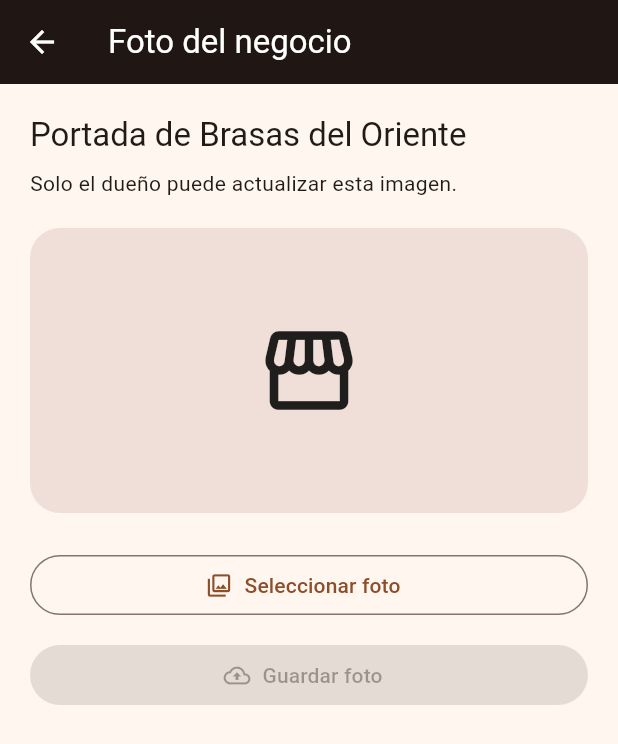
After one commit to Cristhian-2004-14/Proyecto_Apliaciones-moviles-, a Flutter app: the FotoNegocioPage screen opened directly, on a phone screen of 412 x 824 dp. The commit adds this screen. Shown: the top 744 px of the screen. Run offline on Flutter 3.47's test engine with Material 3 defaults, Android fonts, the phone set to English and light mode, and no system bars; our stand-ins replace flutter_map, image_picker, latlong2, speech_to_text, supabase_flutter; accounts and stored records are empty.

Commit message:
feat: agregar foto del negocio y búsqueda por voz

```diff
--- /dev/null
+++ b/lib/models/negocio_configuracion.dart
@@ -0,0 +1,18 @@
+class NegocioConfiguracion {
+  const NegocioConfiguracion({
+    required this.id,
+    required this.nombre,
+    this.fotoPath,
+  });
+
+  final String id;
+  final String nombre;
+  final String? fotoPath;
+
+  factory NegocioConfiguracion.fromMap(Map<String, dynamic> map) =>
+      NegocioConfiguracion(
+        id: map['id'] as String,
+        nombre: map['nombre'] as String,
+        fotoPath: map['foto_path'] as String?,
+      );
+}
--- /dev/null
+++ b/lib/pages/foto_negocio_page.dart
@@ -0,0 +1,131 @@
+import 'package:flutter/material.dart';
+import 'package:image_picker/image_picker.dart';
+
+import '../services/storage_service.dart';
+
+class FotoNegocioPage extends StatefulWidget {
+  const FotoNegocioPage({super.key});
+
+  @override
+  State<FotoNegocioPage> createState() => _FotoNegocioPageState();
+}
+
+class _FotoNegocioPageState extends State<FotoNegocioPage> {
+  final _storage = StorageService();
+  final _picker = ImagePicker();
+  late Future<String?> _fotoFuture;
+  XFile? _seleccionada;
+  bool _subiendo = false;
+
+  @override
+  void initState() {
+    super.initState();
+    _fotoFuture = _cargarFoto();
+  }
+
+  Future<String?> _cargarFoto() async {
+    final configuracion = await _storage.obtenerConfiguracion();
+    return _storage.urlPublica(configuracion?.fotoPath);
+  }
+
+  Future<void> _seleccionarFoto() async {
+    final image = await _picker.pickImage(
+      source: ImageSource.gallery,
+      maxWidth: 1600,
+      imageQuality: 85,
+    );
+    if (image != null && mounted) setState(() => _seleccionada = image);
+  }
+
+  Future<void> _subirFoto() async {
+    final image = _seleccionada;
+    if (image == null) {
+      _mensaje('Primero selecciona una foto de la galería.');
+      return;
+    }
+    setState(() => _subiendo = true);
+    try {
+      await _storage.subirFoto(image);
+      if (!mounted) return;
+      setState(() {
+        _seleccionada = null;
+        _fotoFuture = _cargarFoto();
+      });
+      _mensaje('Foto actualizada correctamente.');
+    } catch (error) {
+      _mensaje('No se pudo subir la foto: $error');
+    } finally {
+      if (mounted) setState(() => _subiendo = false);
+    }
+  }
+
+  void _mensaje(String text) =>
+      ScaffoldMessenger.of(context).showSnackBar(SnackBar(content: Text(text)));
+
+  @override
+  Widget build(BuildContext context) => Scaffold(
+    appBar: AppBar(title: const Text('Foto del negocio')),
+    body: ListView(
+      padding: const EdgeInsets.all(20),
+      children: [
+        Text(
+          'Portada de Brasas del Oriente',
+          style: Theme.of(context).textTheme.titleLarge,
+        ),
+        const SizedBox(height: 8),
+        const Text('Solo el dueño puede actualizar esta imagen.'),
+        const SizedBox(height: 20),
+        FutureBuilder<String?>(
+          future: _fotoFuture,
+          builder: (context, snapshot) {
+            final url = snapshot.data;
+            return Container(
+              height: 190,
+              decoration: BoxDecoration(
+                borderRadius: BorderRadius.circular(20),
+                color: Theme.of(context).colorScheme.surfaceContainerHighest,
+              ),
+              clipBehavior: Clip.antiAlias,
+              child: url == null
+                  ? const Center(
+                      child: Icon(Icons.storefront_outlined, size: 70),
+                    )
+                  : Image.network(
+                      '$url?t=${DateTime.now().millisecondsSinceEpoch}',
+                      fit: BoxFit.cover,
+                      errorBuilder: (_, _, _) => const Center(
+                        child: Text('No se pudo cargar la foto actual.'),
+                      ),
+                    ),
+            );
+          },
+        ),
+        if (_seleccionada != null) ...[
+          const SizedBox(height: 18),
+          Text(
+            'Nueva foto seleccionada: ${_seleccionada!.name}',
+            style: Theme.of(context).textTheme.bodyMedium,
+          ),
+        ],
+        const SizedBox(height: 24),
+        OutlinedButton.icon(
+          onPressed: _subiendo ? null : _seleccionarFoto,
+          icon: const Icon(Icons.photo_library_outlined),
+          label: const Text('Seleccionar foto'),
+        ),
+        const SizedBox(height: 12),
+        FilledButton.icon(
+          onPressed: _subiendo || _seleccionada == null ? null : _subirFoto,
+          icon: _subiendo
+              ? const SizedBox(
+                  width: 18,
+                  height: 18,
+                  child: CircularProgressIndicator(strokeWidth: 2),
+                )
+              : const Icon(Icons.cloud_upload_outlined),
+          label: Text(_subiendo ? 'Subiendo foto...' : 'Guardar foto'),
+        ),
+      ],
+    ),
+  );
+}
--- /dev/null
+++ b/lib/services/storage_service.dart
@@ -0,0 +1,85 @@
+import 'package:flutter/foundation.dart';
+import 'package:image_picker/image_picker.dart';
+import 'package:supabase_flutter/supabase_flutter.dart';
+
+import '../models/negocio_configuracion.dart';
+
+class FotoException implements Exception {
+  const FotoException(this.message);
+  final String message;
+
+  @override
+  String toString() => message;
+}
+
+class StorageService {
+  static const negocioId = 'brasas-del-oriente';
+  static const bucket = 'negocios';
+  static const _maxBytes = 5 * 1024 * 1024;
+  static final fotoVersion = ValueNotifier<int>(0);
+
+  SupabaseClient get _client => Supabase.instance.client;
+
+  Future<NegocioConfiguracion?> obtenerConfiguracion() async {
+    final row = await _client
+        .from('negocio_configuracion')
+        .select('id, nombre, foto_path')
+        .eq('id', negocioId)
+        .maybeSingle();
+    return row == null ? null : NegocioConfiguracion.fromMap(row);
+  }
+
+  String? urlPublica(String? fotoPath) {
+    if (fotoPath == null || fotoPath.isEmpty) return null;
+    return _client.storage.from(bucket).getPublicUrl(fotoPath);
+  }
+
+  Future<String> subirFoto(XFile image) async {
+    final bytes = await image.readAsBytes();
+    _validarImagen(image, bytes);
+    final extension = _extension(image.name);
+    final path = '$negocioId/portada.$extension';
+
+    await _client.storage
+        .from(bucket)
+        .uploadBinary(
+          path,
+          bytes,
+          fileOptions: FileOptions(
+            cacheControl: '3600',
+            upsert: true,
+            contentType: _contentType(extension),
+          ),
+        );
+    await _client.from('negocio_configuracion').upsert({
+      'id': negocioId,
+      'nombre': 'Brasas del Oriente',
+      'foto_path': path,
+      'updated_at': DateTime.now().toUtc().toIso8601String(),
+    });
+    fotoVersion.value++;
+    return urlPublica(path)!;
+  }
+
+  void _validarImagen(XFile image, Uint8List bytes) {
+    final extension = _extension(image.name);
+    const permitidas = {'jpg', 'jpeg', 'png', 'webp'};
+    if (!permitidas.contains(extension)) {
+      throw const FotoException('Elige una imagen JPG, PNG o WEBP.');
+    }
+    if (bytes.isEmpty || bytes.length > _maxBytes) {
+      throw const FotoException('La imagen debe pesar como máximo 5 MB.');
+    }
+  }
+
+  String _extension(String filename) {
+    final point = filename.lastIndexOf('.');
+    return point == -1 ? '' : filename.substring(point + 1).toLowerCase();
+  }
+
+  String _contentType(String extension) => switch (extension) {
+    'png' => 'image/png',
+    'webp' => 'image/webp',
+    _ => 'image/jpeg',
+  };
+}
--- a/pubspec.yaml
+++ b/pubspec.yaml
@@ -14,6 +14,8 @@ dependencies:
   http: ^1.2.2
   flutter_map: ^7.0.2
   latlong2: ^0.9.1
+  image_picker: ^1.1.2
+  speech_to_text: ^7.0.0
 
 dev_dependencies:
   flutter_test:
```
Also changed, not shown: lib/pages/catalogo_page.dart (+90 -1 lines), lib/pages/cuenta_page.dart (+12 -0 lines), lib/pages/inicio_page.dart (+55 -2 lines), lib/services/voz_service.dart (added, +52 -0 lines), pubspec.lock, 4 other files.
